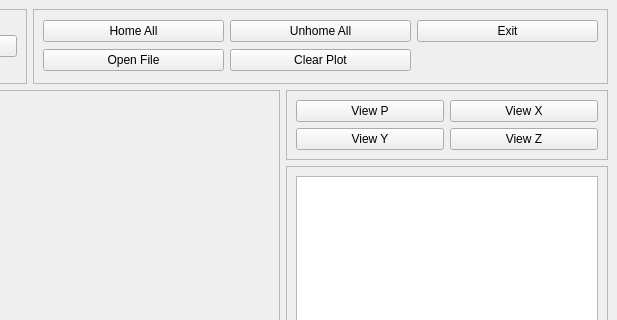
This is configs/sim_for_jt/sim_for_jt.ui in travis-farmer/linuxcnc as Qt 5 draws it before an edit; both pictures show x 229 to 846 and y 0 to 320 of the 846 by 641 pixel window. The edited form follows.
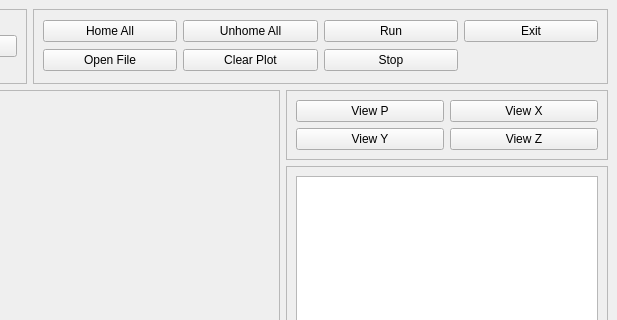
This is the edited form.

Diff of the .ui file:
```diff
--- a/configs/sim_for_jt/sim_for_jt.ui
+++ b/configs/sim_for_jt/sim_for_jt.ui
@@ -159,6 +159,20 @@
          </property>
         </widget>
        </item>
+       <item row="0" column="2">
+        <widget class="QPushButton" name="run_pb">
+         <property name="text">
+          <string>Run</string>
+         </property>
+        </widget>
+       </item>
+       <item row="1" column="2">
+        <widget class="QPushButton" name="stop_pb">
+         <property name="text">
+          <string>Stop</string>
+         </property>
+        </widget>
+       </item>
       </layout>
      </widget>
     </item>
```
Left out of the diff: 4 changed lines with no effect on the pictures.
